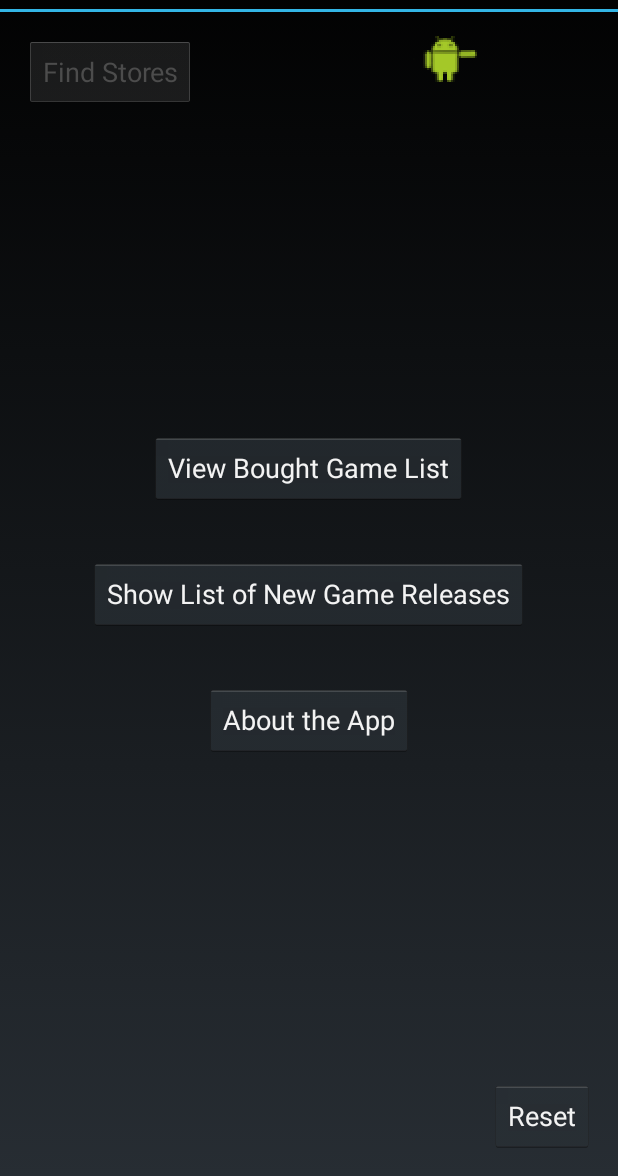
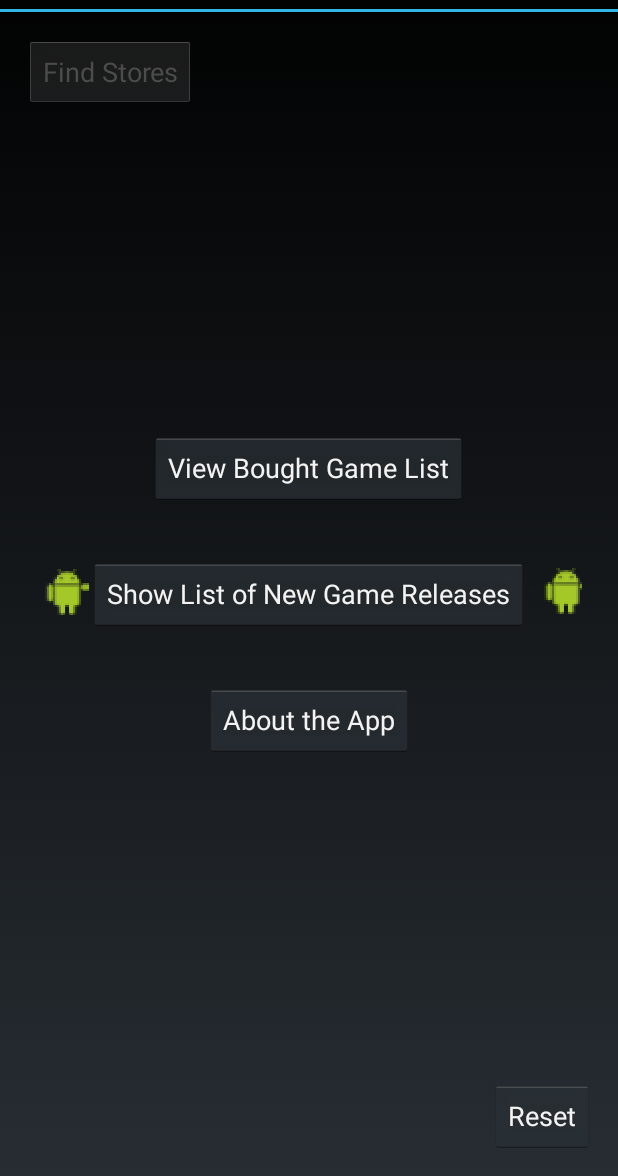
Before and after one commit to wes-angus/CSCI4100_FinalProject, an Android app: the screen it shows after launch (MainMenuActivity), on a phone screen of 412 x 824 dp, the part 60-1236 px from its top. Run offline under Robolectric (Android 15) with nearby library versions, the phone set to English and light mode, and no system bars; pictures from the network do not load; 2 statements that could not run were skipped.

Commit message:
Little green men?

```diff
--- a/CSCI4100_Final-Project/app/src/main/java/csci4100/uoit/ca/csci4100_final_project/MainMenuActivity.java
+++ b/CSCI4100_Final-Project/app/src/main/java/csci4100/uoit/ca/csci4100_final_project/MainMenuActivity.java
@@ -297,8 +297,7 @@ public class MainMenuActivity extends Activity implements GameDataListener, Data
             }
             if(gamesToRemove.isEmpty())
             {
-                Button button = (Button) findViewById(R.id.showGameList_btn);
-                button.setEnabled(true);
+                setEnableShowGames(true);
                 added = true;
                 Toast.makeText(this, R.string.games_added, Toast.LENGTH_SHORT).show();
             }
@@ -313,8 +312,7 @@ public class MainMenuActivity extends Activity implements GameDataListener, Data
         else if(option == LoadDatabaseInfoTask.SYNC_ENUM.DELETE_GAMES)
         {
             //Enables the button to let you view the list
-            Button button = (Button) findViewById(R.id.showGameList_btn);
-            button.setEnabled(true);
+            setEnableShowGames(true);
             added = true; //Stops the feed from being downloaded more than once after starting
             Toast.makeText(this, R.string.games_added, Toast.LENGTH_SHORT).show();
         }
@@ -425,8 +423,7 @@ public class MainMenuActivity extends Activity implements GameDataListener, Data
             if(resultCode == Activity.RESULT_OK)
             {
                 //Disables the button to stop you from viewing the list while it fills it with new data
-                Button button = (Button) findViewById(R.id.showGameList_btn);
-                button.setEnabled(false);
+                setEnableShowGames(false);
                 //Get the list of removed games from the database
                 LoadDatabaseInfoTask task = new LoadDatabaseInfoTask(this, getApplicationContext());
                 task.execute(LoadDatabaseInfoTask.SYNC_ENUM.DELETE_ALL_GAMES);
@@ -465,4 +462,10 @@ public class MainMenuActivity extends Activity implements GameDataListener, Data
         intent.putExtra("want_to_reset", true);
         startActivityForResult(intent, RESET_DIALOG);
     }
+
+    private void setEnableShowGames(boolean enabled) {
+        (findViewById(R.id.showGameList_btn)).setEnabled(enabled);
+        ((SpriteView)findViewById(R.id.sprite_android)).setRunning(enabled);
+        ((SpriteView)findViewById(R.id.sprite_android2)).setRunning(enabled);
+    }
 }
--- a/CSCI4100_Final-Project/app/src/main/java/csci4100/uoit/ca/csci4100_final_project/SpriteView.java
+++ b/CSCI4100_Final-Project/app/src/main/java/csci4100/uoit/ca/csci4100_final_project/SpriteView.java
@@ -1,3 +1,4 @@
+// Authors: Montgomery Alban
 package csci4100.uoit.ca.csci4100_final_project;
 
 import android.content.Context;
@@ -12,12 +13,17 @@ import android.util.AttributeSet;
 import android.view.View;
 
 /**
- * TODO: document your custom view class.
+ * Sprite class based on the Graphics2DWithAndroid sample
  */
 public class SpriteView extends View {
 
     private Handler handler;
     final int REFRESH_DELAY = 300;
+    boolean running = false;
+
+    public void setRunning(boolean running) {
+        this.running = running;
+    }
 
     private Runnable animationThread = new Runnable() {
         @Override
@@ -117,6 +123,7 @@ public class SpriteView extends View {
 
         sprite.draw(canvas);
         handler.postDelayed(animationThread, REFRESH_DELAY);
-        sprite.nextFrame();
+        if(running)
+            sprite.nextFrame();
     }
 }
--- a/CSCI4100_Final-Project/app/src/main/res/layout/activity_main_menu.xml
+++ b/CSCI4100_Final-Project/app/src/main/res/layout/activity_main_menu.xml
@@ -12,15 +12,29 @@
     tools:context=".MainMenuActivity">
 
     <FrameLayout
-        android:layout_width="match_parent"
-        android:layout_height="match_parent"
-        android:layout_alignParentTop="true"
-        android:layout_toEndOf="@+id/aboutBtn"
-        android:layout_above="@+id/boughtBtn">
+        android:layout_width="36dp"
+        android:layout_height="47dp"
+        android:layout_alignTop="@+id/showGameList_btn"
+        android:layout_toStartOf="@+id/showGameList_btn">
 
         <csci4100.uoit.ca.csci4100_final_project.SpriteView
-            android:layout_width="match_parent"
-            android:layout_height="match_parent" />
+            android:layout_width="36dp"
+            android:layout_height="32dp"
+            android:id="@+id/sprite_android"
+            android:layout_gravity="left|center_vertical" />
+    </FrameLayout>
+
+    <FrameLayout
+        android:layout_width="36dp"
+        android:layout_height="47dp"
+        android:layout_alignTop="@+id/showGameList_btn"
+        android:layout_toRightOf="@+id/showGameList_btn">
+
+        <csci4100.uoit.ca.csci4100_final_project.SpriteView
+            android:layout_width="32dp"
+            android:layout_height="33dp"
+            android:id="@+id/sprite_android2"
+            android:layout_gravity="right|center_vertical" />
     </FrameLayout>
 
     <Button
@@ -70,4 +84,6 @@
         android:layout_alignParentBottom="true"
         android:layout_alignParentEnd="true" />
 
+
+
 </RelativeLayout>
```
